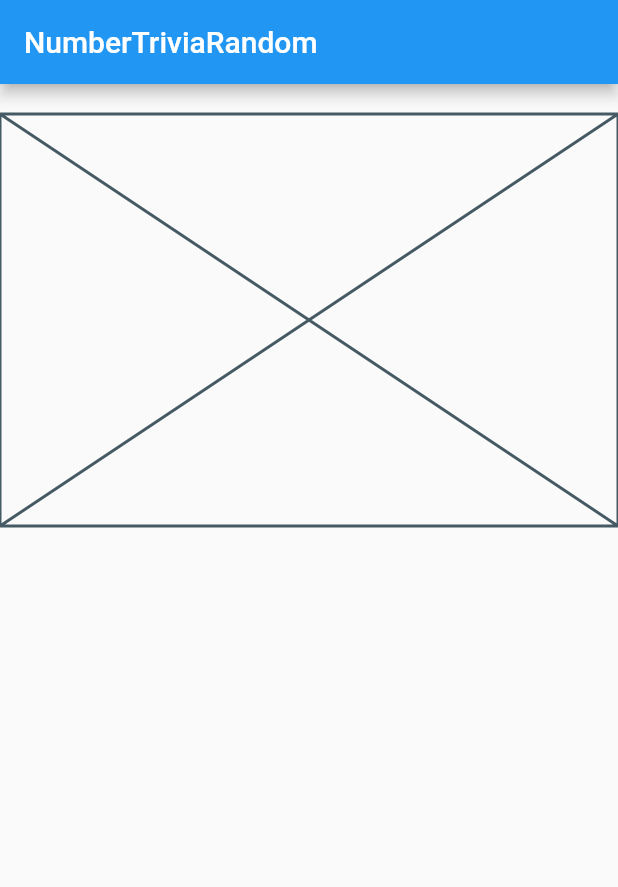
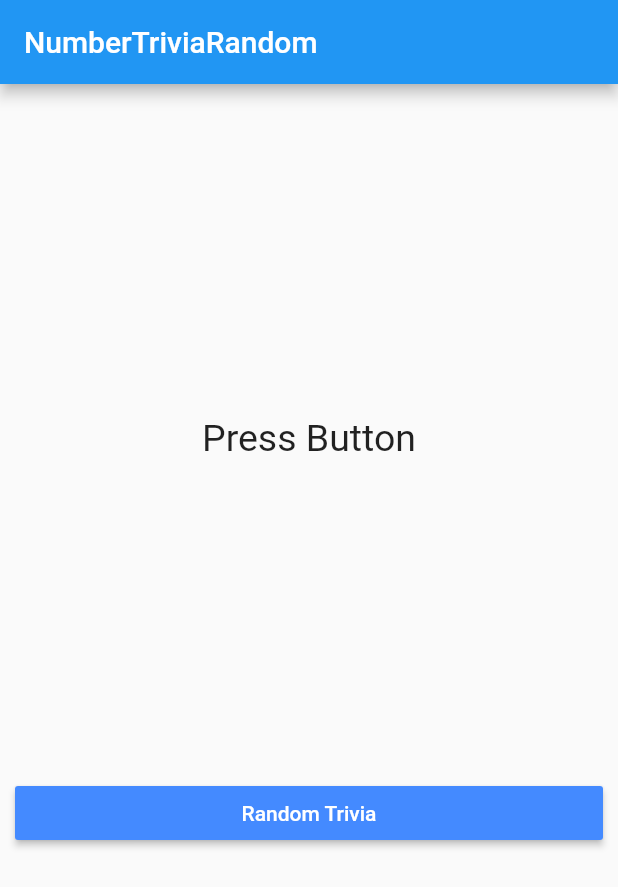
Before and after one commit to SungHyun-Patrick-Lee/Flutter_ChangeNotifier_Provider_Example_For_Blog, a Flutter app: the screen it shows after launch, on a phone screen of 412 x 824 dp. Shown: the top 887 px of the screen. Run offline on Flutter 3.47's test engine with Material 2 defaults, Android fonts, the phone set to English and light mode, and no system bars; our stand-ins replace dartz, data_connection_checker, equatable, get_it.

Commit message:
[UPDATE] develop complete NumberTriviaRandom

```diff
--- a/lib/ui/views/number_trivia_page.dart
+++ b/lib/ui/views/number_trivia_page.dart
@@ -1,5 +1,6 @@
 import 'package:flutter/cupertino.dart';
 import 'package:flutter/material.dart';
+import 'package:flutter_provider_example_for_blog/core/enums/viewmodel_state.dart';
 import 'package:flutter_provider_example_for_blog/core/viewmodels/number_trivia_model.dart';
 import 'package:flutter_provider_example_for_blog/injection_container.dart';
 import 'package:provider/provider.dart';
@@ -20,20 +21,83 @@ class NumberTriviaPage extends StatelessWidget {
   ChangeNotifierProvider<NumberTriviaModel> buildBody(BuildContext context) {
     return ChangeNotifierProvider(
       create: (context) => locator<NumberTriviaModel>(),
+      child: Center(
+        child: Padding(
+          padding: const EdgeInsets.all(10),
           child: Column(
             children: [
               SizedBox(
                 height: 20,
               ),
               Container(
-            height: MediaQuery.of(context).size.height / 3,
-            child: Placeholder(),
+                height: MediaQuery.of(context).size.height / 2,
+                child: buildDiscriptionText(),
               ),
               SizedBox(
                 height: 20,
               ),
+              Row(
+                children: [
+                  Expanded(
+                    child: RandomTriviaButton(),
+                  ),
                 ],
+              ),
+            ],
+          ),
+        ),
       ),
     );
   }
+
+  Consumer<NumberTriviaModel> buildDiscriptionText() {
+    return Consumer<NumberTriviaModel>(
+      builder: (context, value, child) {
+        if (value.state == ViewModelState.Busy) {
+          return Center(child: CircularProgressIndicator());
+        } else {
+          if (value.numberTrivia == null) {
+            return Center(
+              child: Text(
+                'Press Button',
+                style: TextStyle(fontSize: 25),
+              ),
+            );
+          } else {
+            return Text(
+              value.numberTrivia.text,
+              style: TextStyle(fontSize: 25),
+            );
           }
+        }
+      },
+    );
+  }
+}
+
+class RandomTriviaButton extends StatefulWidget {
+  const RandomTriviaButton({
+    Key key,
+  }) : super(key: key);
+
+  @override
+  _RandomTriviaButtonState createState() => _RandomTriviaButtonState();
+}
+
+class _RandomTriviaButtonState extends State<RandomTriviaButton> {
+  @override
+  Widget build(BuildContext context) {
+    return RaisedButton(
+        child: Text('Random Trivia'),
+        color: Theme.of(context).accentColor,
+        textTheme: ButtonTextTheme.primary,
+        onPressed: () {
+          randomNumberTrivia(context);
+        });
+  }
+}
+
+void randomNumberTrivia(BuildContext context) {
+  Provider.of<NumberTriviaModel>(context, listen: false)
+      .getRandomNumberTrivia();
+}
```
Lines whose indentation alone changed are shown as unchanged.
